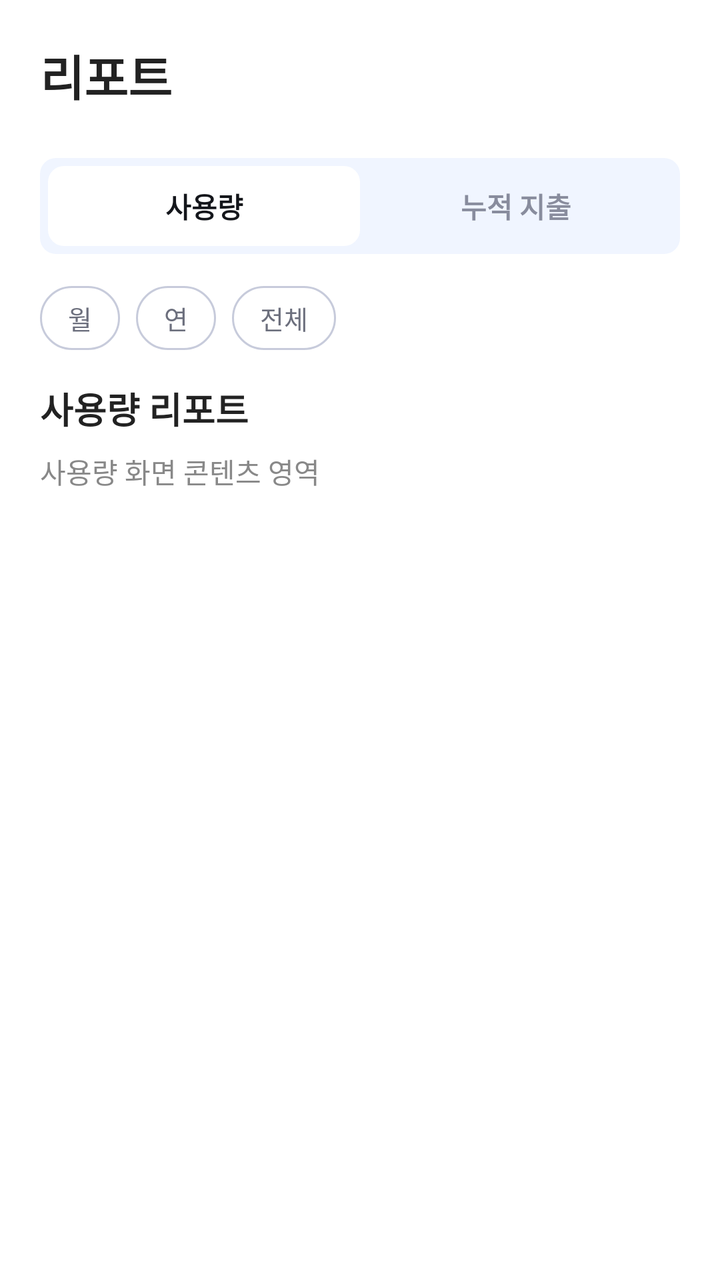
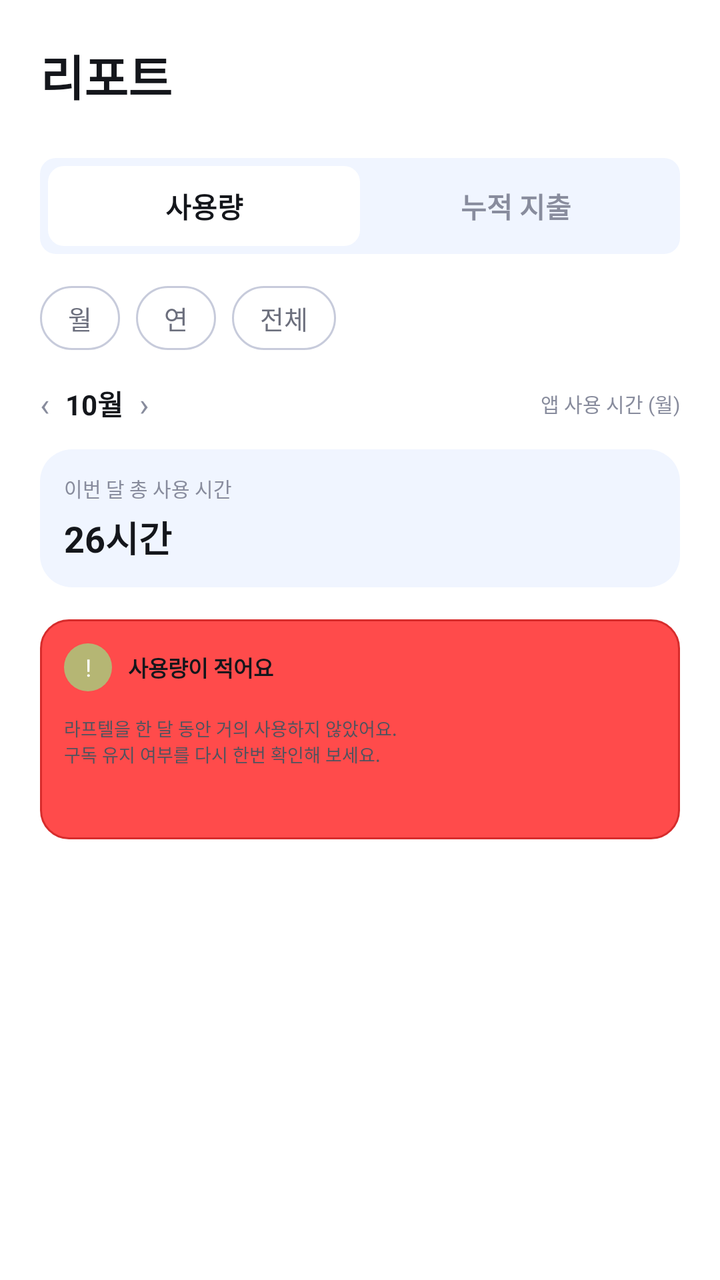

Two renders of the same Android screen: before a commit and after it. Below are the layout's source before the change and the commit's diff.
<!-- AndroidManifest.xml: application theme Theme.Submate -->
<!-- res/layout/screen_report.xml -->
<?xml version="1.0" encoding="utf-8"?>
<FrameLayout xmlns:android="http://schemas.android.com/apk/res/android"
    android:layout_width="match_parent"
    android:layout_height="match_parent"
    android:background="@color/appwhite">

    <ScrollView
        android:layout_width="match_parent"
        android:layout_height="match_parent"
        android:fillViewport="true">

        <LinearLayout
            android:layout_width="match_parent"
            android:layout_height="wrap_content"
            android:orientation="vertical"
            android:padding="20dp">

            
            <TextView
                android:id="@+id/tvReportTitle"
                android:layout_width="match_parent"
                android:layout_height="wrap_content"
                android:text="리포트"
                android:textColor="#222222"
                android:textSize="24sp"
                android:textStyle="bold"
                android:layout_marginBottom="24dp" />

            
            <LinearLayout
                android:id="@+id/layoutReportType"
                android:layout_width="match_parent"
                android:layout_height="48dp"
                android:orientation="horizontal"
                android:background="@drawable/bg_report_type_container"
                android:padding="4dp">

                
                <TextView
                    android:id="@+id/btnUsageReport"
                    android:layout_width="0dp"
                    android:layout_height="match_parent"
                    android:layout_weight="1"
                    android:gravity="center"
                    android:text="사용량"
                    android:textColor="@color/appblack"
                    android:textSize="14sp"
                    android:textStyle="bold"
                    android:background="@drawable/bg_report_type_selected" />

                
                <TextView
                    android:id="@+id/btnExpenseReport"
                    android:layout_width="0dp"
                    android:layout_height="match_parent"
                    android:layout_weight="1"
                    android:gravity="center"
                    android:text="누적 지출"
                    android:textColor="@color/gray500"
                    android:textStyle="bold"
                    android:textSize="14sp"
                    android:background="@android:color/transparent" />

            </LinearLayout>

            
            <LinearLayout
                android:id="@+id/layoutPeriod"
                android:layout_width="match_parent"
                android:layout_height="wrap_content"
                android:layout_marginTop="16dp"
                android:orientation="horizontal">

                
                <TextView
                    android:id="@+id/btnPeriod10Days"
                    style="@style/subscribe_filter_chip"
                    android:text="월" />

                
                <TextView
                    android:id="@+id/btnPeriodMonth"
                    style="@style/subscribe_filter_chip"
                    android:text="연" />

                
                <TextView
                    android:id="@+id/btnPeriodAll"
                    style="@style/subscribe_filter_chip"
                    android:text="전체" />

            </LinearLayout>


            
            <FrameLayout
                android:id="@+id/reportContent"
                android:layout_width="match_parent"
                android:layout_height="wrap_content"
                android:layout_marginTop="16dp">

                
                <LinearLayout
                    android:id="@+id/layoutUsageReport"
                    android:layout_width="match_parent"
                    android:layout_height="wrap_content"
                    android:orientation="vertical"
                    android:visibility="visible">

                    <TextView
                        android:layout_width="match_parent"
                        android:layout_height="wrap_content"
                        android:text="사용량 리포트"
                        android:textSize="18sp"
                        android:textStyle="bold"
                        android:textColor="#222222" />

                    <TextView
                        android:layout_width="match_parent"
                        android:layout_height="wrap_content"
                        android:layout_marginTop="8dp"
                        android:text="사용량 화면 콘텐츠 영역"
                        android:textSize="14sp"
                        android:textColor="#888888" />

                </LinearLayout>

                
                <LinearLayout
                    android:id="@+id/layoutExpenseReport"
                    android:layout_width="match_parent"
                    android:layout_height="wrap_content"
                    android:orientation="vertical"
                    android:visibility="gone">

                    <TextView
                        android:layout_width="match_parent"
                        android:layout_height="wrap_content"
                        android:text="누적 지출 리포트"
                        android:textSize="18sp"
                        android:textStyle="bold"
                        android:textColor="#222222" />

                    <TextView
                        android:layout_width="match_parent"
                        android:layout_height="wrap_content"
                        android:layout_marginTop="8dp"
                        android:text="누적 지출 화면 콘텐츠 영역"
                        android:textSize="14sp"
                        android:textColor="#888888" />

                </LinearLayout>

            </FrameLayout>


        </LinearLayout>

    </ScrollView>

</FrameLayout>
<!-- resources referenced by this layout -->
<resources>
  <color name="appblack">#14161B</color>
  <color name="appwhite">#FFFFFF</color>
  <color name="gray500">#888C9D</color>
  <!-- drawable bg_report_type_container (drawable) -->
  <?xml version="1.0" encoding="utf-8"?>
  <shape xmlns:android="http://schemas.android.com/apk/res/android"
      android:shape="rectangle">
  
      <solid android:color="@color/pri50" />
  
      <corners android:radius="8dp" />
  
  </shape>
  <!-- drawable bg_report_type_selected (drawable) -->
  <?xml version="1.0" encoding="utf-8"?>
  <shape xmlns:android="http://schemas.android.com/apk/res/android"
      android:shape="rectangle">
  
      <solid android:color="@color/appwhite" />
  
      <corners android:radius="8dp" />
  
  </shape>
  <style name="subscribe_filter_chip">
          <item name="android:layout_width">wrap_content</item>
          <item name="android:layout_height">@dimen/subscribe_chip_height</item>
          <item name="android:layout_marginEnd">8dp</item>
          <item name="android:paddingStart">14dp</item>
          <item name="android:paddingEnd">14dp</item>
          <item name="android:gravity">center</item>
          <item name="android:background">@drawable/bg_subscribe_chip</item>
          <item name="android:textColor">@color/subscribe_chip_text</item>
          <item name="android:fontFamily">@font/pretendard_medium</item>
          <item name="android:textSize">13sp</item>
      </style>
  <style name="Theme.Submate" parent="Base.Theme.Submate" />
  <color name="pri50">#F0F5FF</color>
  <dimen name="subscribe_chip_height">32dp</dimen>
  <!-- drawable bg_subscribe_chip (drawable) -->
  <?xml version="1.0" encoding="utf-8"?>
  <selector xmlns:android="http://schemas.android.com/apk/res/android">
      <item android:state_selected="true">
          <shape android:shape="rectangle">
              <solid android:color="@color/pri700" />
              <corners android:radius="9999dp" />
          </shape>
      </item>
      <item>
          <shape android:shape="rectangle">
              <solid android:color="@color/appwhite" />
              <stroke android:width="1dp" android:color="@color/gray300" />
              <corners android:radius="9999dp" />
          </shape>
      </item>
  </selector>
  <style name="Base.Theme.Submate" parent="Theme.Material3.DayNight.NoActionBar">
          
          
      </style>
  <color name="pri700">#4F76C4</color>
  <color name="gray300">#C7CBDB</color>
</resources>

<!-- the commit's change to res/layout/screen_report.xml (unified diff, before → after) -->
@@ -21,7 +21,7 @@
                 android:layout_width="match_parent"
                 android:layout_height="wrap_content"
                 android:text="리포트"
-                android:textColor="#222222"
+                android:textColor="@color/appblack"
                 android:textSize="24sp"
                 android:textStyle="bold"
                 android:layout_marginBottom="24dp" />
@@ -99,6 +99,7 @@
                 android:layout_height="wrap_content"
                 android:layout_marginTop="16dp">
 
+
                 
                 <LinearLayout
                     android:id="@+id/layoutUsageReport"
@@ -107,23 +108,143 @@
                     android:orientation="vertical"
                     android:visibility="visible">
 
-                    <TextView
-                        android:layout_width="match_parent"
-                        android:layout_height="wrap_content"
-                        android:text="사용량 리포트"
-                        android:textSize="18sp"
-                        android:textStyle="bold"
-                        android:textColor="#222222" />
-
-                    <TextView
-                        android:layout_width="match_parent"
-                        android:layout_height="wrap_content"
-                        android:layout_marginTop="8dp"
-                        android:text="사용량 화면 콘텐츠 영역"
-                        android:textSize="14sp"
-                        android:textColor="#888888" />
+                    
+                    <LinearLayout
+                        android:layout_width="match_parent"
+                        android:layout_height="wrap_content"
+                        android:orientation="horizontal"
+                        android:gravity="center_vertical"
+                        android:layout_marginBottom="12dp">
+
+                        <TextView
+                            android:id="@+id/btnPreviousMonth"
+                            android:layout_width="wrap_content"
+                            android:layout_height="wrap_content"
+                            android:text="‹"
+                            android:textSize="16sp"
+                            android:textColor="@color/gray500"
+                            android:paddingEnd="8dp" />
+
+                        <TextView
+                            android:id="@+id/tvReportMonth"
+                            android:layout_width="wrap_content"
+                            android:layout_height="wrap_content"
+                            android:text="10월"
+                            android:textColor="@color/appblack"
+                            android:textSize="14sp"
+                            android:textStyle="bold" />
+
+                        <TextView
+                            android:id="@+id/btnNextMonth"
+                            android:layout_width="wrap_content"
+                            android:layout_height="wrap_content"
+                            android:text="›"
+                            android:textSize="16sp"
+                            android:textColor="@color/gray500"
+                            android:paddingStart="8dp" />
+
+                        <View
+                            android:layout_width="0dp"
+                            android:layout_height="1dp"
+                            android:layout_weight="1" />
+
+                        <TextView
+                            android:layout_width="wrap_content"
+                            android:layout_height="wrap_content"
+                            android:text="앱 사용 시간 (월)"
+                            android:textColor="@color/gray500"
+                            android:textSize="10sp" />
+
+                    </LinearLayout>
+
+                    
+                    <LinearLayout
+                        android:layout_width="match_parent"
+                        android:layout_height="wrap_content"
+                        android:orientation="vertical"
+                        android:padding="12dp"
+                        android:background="@drawable/bg_usage_report_card">
+
+                        
+                        <TextView
+                            android:layout_width="match_parent"
+                            android:layout_height="wrap_content"
+                            android:text="이번 달 총 사용 시간"
+                            android:textColor="@color/gray500"
+                            android:textSize="10sp" />
+
+                        
+                        <TextView
+                            android:id="@+id/tvTotalUsageTime"
+                            android:layout_width="match_parent"
+                            android:layout_height="wrap_content"
+                            android:layout_marginTop="4dp"
+                            android:text="26시간"
+                            android:textColor="@color/appblack"
+                            android:textSize="18sp"
+                            android:textStyle="bold" />
+
+
+                        
+                        <androidx.recyclerview.widget.RecyclerView
+                            android:id="@+id/rvUsageReport"
+                            android:layout_width="match_parent"
+                            android:layout_height="wrap_content"
+                            android:nestedScrollingEnabled="false"
+                            android:overScrollMode="never" />
+
+                    </LinearLayout>
+
+                    
+                    <LinearLayout
+                        android:layout_width="match_parent"
+                        android:layout_height="wrap_content"
+                        android:layout_marginTop="16dp"
+                        android:orientation="vertical"
+                        android:padding="12dp"
+                        android:background="@drawable/bg_usage_warning"
+                        android:minHeight="110dp">
+
+                        
+                        <LinearLayout
+                            android:layout_width="match_parent"
+                            android:layout_height="wrap_content"
+                            android:orientation="horizontal"
+                            android:gravity="center_vertical">
+
+                            <TextView
+                                android:layout_width="24dp"
+                                android:layout_height="24dp"
+                                android:gravity="center"
+                                android:text="!"
+                                android:textColor="@color/appwhite"
+                                android:textSize="12sp"
+                                android:background="@drawable/bg_usage_warning_icon" />
+
+                            <TextView
+                                android:layout_width="wrap_content"
+                                android:layout_height="wrap_content"
+                                android:layout_marginStart="8dp"
+                                android:text="사용량이 적어요"
+                                android:textColor="@color/appblack"
+                                android:textSize="11sp"
+                                android:textStyle="bold" />
+
+                        </LinearLayout>
+
+                        
+                        <TextView
+                            android:layout_width="match_parent"
+                            android:layout_height="wrap_content"
+                            android:layout_marginTop="12dp"
+                            android:text="라프텔을 한 달 동안 거의 사용하지 않았어요.\n구독 유지 여부를 다시 한번 확인해 보세요."
+                            android:textColor="@color/gray700"
+                            android:textSize="9sp" />
+
+                    </LinearLayout>
 
                 </LinearLayout>
+
 
                 
                 <LinearLayout
@@ -139,7 +260,7 @@
                         android:text="누적 지출 리포트"
                         android:textSize="18sp"
                         android:textStyle="bold"
-                        android:textColor="#222222" />
+                        android:textColor="@color/appblack" />
 
                     <TextView
                         android:layout_width="match_parent"
@@ -147,7 +268,7 @@
                         android:layout_marginTop="8dp"
                         android:text="누적 지출 화면 콘텐츠 영역"
                         android:textSize="14sp"
-                        android:textColor="#888888" />
+                        android:textColor="@color/gray500" />
 
                 </LinearLayout>
 
<!-- resource entries referenced after the edit -->
@@ -3,6 +3,7 @@
   <color name="appblack">#14161B</color>
   <color name="appwhite">#FFFFFF</color>
   <color name="gray500">#888C9D</color>
+  <color name="gray700">#51535E</color>
   <!-- drawable bg_report_type_container (drawable) -->
   <?xml version="1.0" encoding="utf-8"?>
   <shape xmlns:android="http://schemas.android.com/apk/res/android"
@@ -23,6 +24,38 @@
       <corners android:radius="8dp" />
   
   </shape>
+  <!-- drawable bg_usage_report_card (drawable) -->
+  <?xml version="1.0" encoding="utf-8"?>
+  <shape xmlns:android="http://schemas.android.com/apk/res/android"
+      android:shape="rectangle">
+  
+      <solid android:color="@color/pri50" />
+  
+      <corners android:radius="16dp" />
+  
+  </shape>
+  <!-- drawable bg_usage_warning (drawable) -->
+  <?xml version="1.0" encoding="utf-8"?>
+  <shape xmlns:android="http://schemas.android.com/apk/res/android"
+      android:shape="rectangle">
+  
+      <solid android:color="@color/error500" />
+  
+      <corners android:radius="14dp" />
+  
+      <stroke
+          android:width="1dp"
+          android:color="@color/error800" />
+  
+  </shape>
+  <!-- drawable bg_usage_warning_icon (drawable) -->
+  <?xml version="1.0" encoding="utf-8"?>
+  <shape xmlns:android="http://schemas.android.com/apk/res/android"
+      android:shape="oval">
+  
+      <solid android:color="@color/sec500" />
+  
+  </shape>
   <style name="subscribe_filter_chip">
           <item name="android:layout_width">wrap_content</item>
           <item name="android:layout_height">@dimen/subscribe_chip_height</item>
@@ -37,6 +70,9 @@
       </style>
   <style name="Theme.Submate" parent="Base.Theme.Submate" />
   <color name="pri50">#F0F5FF</color>
+  <color name="error500">#FF4B4B</color>
+  <color name="error800">#D72C2C</color>
+  <color name="sec500">#B5B674</color>
   <dimen name="subscribe_chip_height">32dp</dimen>
   <!-- drawable bg_subscribe_chip (drawable) -->
   <?xml version="1.0" encoding="utf-8"?>
